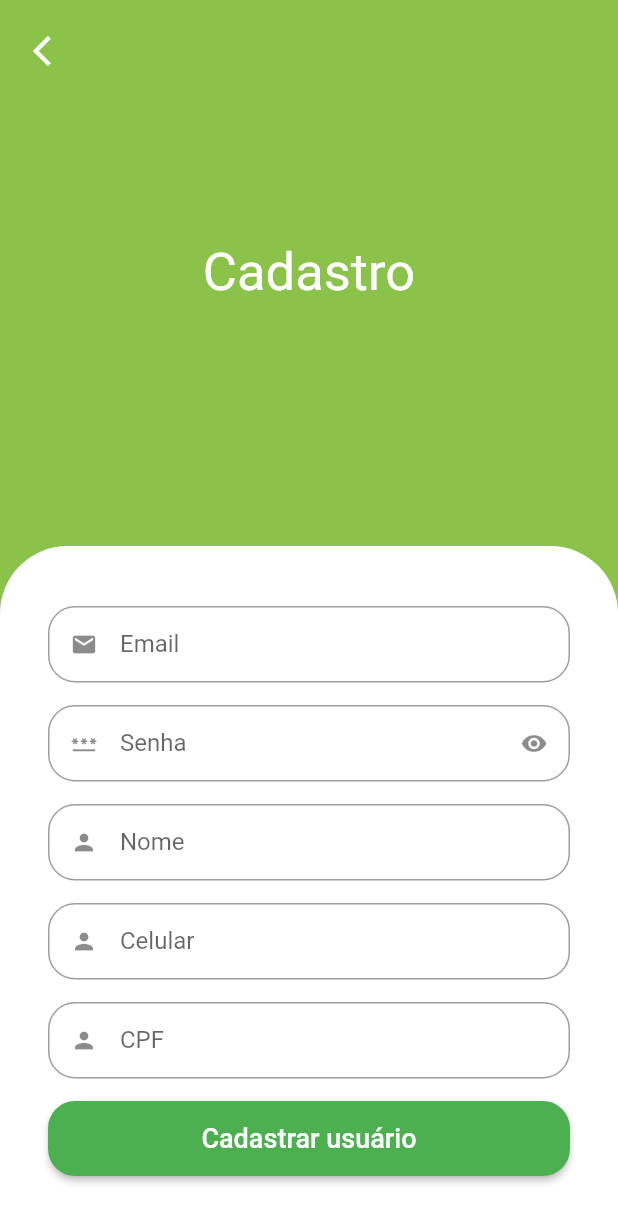
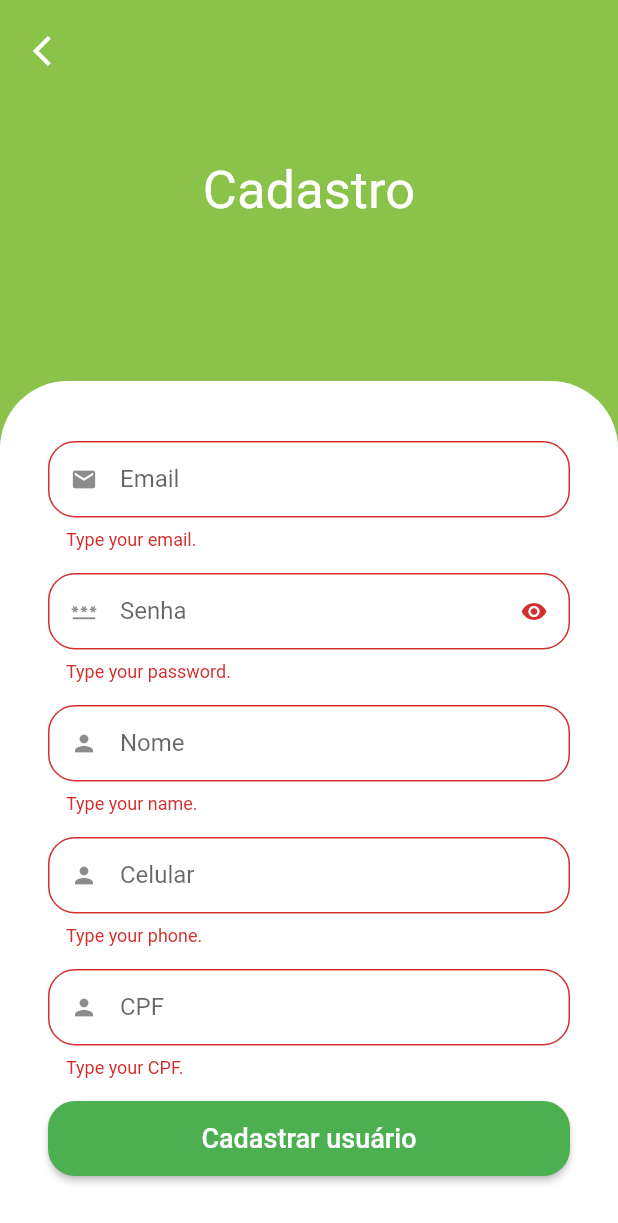
Before and after one commit to WevertonCouto/GreenGrocer-App, a Flutter app: the SignUpScreen screen opened by its route, after a tap on "Cadastrar usuário", on a phone screen of 412 x 824 dp. Shown: the top 1223 px of the screen. Run offline on Flutter 3.47's test engine with Material 2 defaults, Android fonts, the phone set to English and light mode, and no system bars; our stand-ins replace animated_text_kit, badges, dio, flutter_secure_storage, fluttertoast, freezed_annotation and 4 more; missing offline and left inert: add_to_cart_animation; accounts and stored records are empty.

Commit message:
add sign_up handler

```diff
--- a/lib/src/pages/auth/repository/auth_errors.dart
+++ b/lib/src/pages/auth/repository/auth_errors.dart
@@ -4,6 +4,12 @@ String authErrorsString(String? code) {
       return 'Email e/ou senha inválidos';
     case 'Invalid session token':
       return 'Token inválido';
+    case 'INVALID_FULLNAME':
+      return 'Ocorreu um erro ao cadastrar o usuário: Nome inválido';
+    case 'INVALID_PHONE':
+      return 'Ocorreu um erro ao cadastrar o usuário: Celular inválido';
+    case 'INVALID_CPF':
+      return 'Ocorreu um erro ao cadastrar o usuário: Cpf inválido';
     default:
       return 'Um erro indefinido ocorreu';
   }
--- a/lib/src/pages/auth/view/sign_up_screen.dart
+++ b/lib/src/pages/auth/view/sign_up_screen.dart
@@ -1,7 +1,10 @@
 import 'package:flutter/material.dart';
+import 'package:get/get.dart';
+import 'package:green_grocer/src/pages/auth/controller/auth_controller.dart';
 import 'package:mask_text_input_formatter/mask_text_input_formatter.dart';
 
 import '../../../config/custom_colors.dart';
+import '../../../services/validators.dart';
 import '../../common_widgets/custom_text_field.dart';
 
 class SignUpScreen extends StatelessWidget {
@@ -12,6 +15,9 @@ class SignUpScreen extends StatelessWidget {
 
   final phoneFormatter = MaskTextInputFormatter(
       mask: '## # ####-####', filter: {'#': RegExp(r'[0-9]')});
+  final _formKey = GlobalKey<FormState>();
+
+  final authController = Get.find<AuthController>();
 
   @override
   Widget build(BuildContext context) {
@@ -43,44 +49,89 @@ class SignUpScreen extends StatelessWidget {
                         color: Colors.white,
                         borderRadius:
                             BorderRadius.vertical(top: Radius.circular(45))),
+                    child: Form(
+                      key: _formKey,
                       child: Column(
                         crossAxisAlignment: CrossAxisAlignment.stretch,
                         children: [
                           //Email text
-                        const CustomTextField(
-                            iconData: Icons.email, label: 'Email'),
+                          CustomTextField(
+                            iconData: Icons.email,
+                            label: 'Email',
+                            validator: emailValidator,
+                            keyboardType: TextInputType.emailAddress,
+                            onSaved: (value) {
+                              authController.userModel.email = value;
+                            },
+                          ),
                           //Password text
-                        const CustomTextField(
+                          CustomTextField(
                               iconData: Icons.password,
                               label: 'Senha',
-                            isSecret: true),
+                              validator: passwordValidator,
+                              isSecret: true,
+                              onSaved: (value) {
+                                authController.userModel.password = value;
+                              }),
                           //Name text
-                        const CustomTextField(
-                            iconData: Icons.person, label: 'Nome'),
+                          CustomTextField(
+                              iconData: Icons.person,
+                              label: 'Nome',
+                              validator: nameValidator,
+                              onSaved: (value) {
+                                authController.userModel.name = value;
+                              }),
                           //Phone text
                           CustomTextField(
                               iconData: Icons.person,
                               label: 'Celular',
                               inputFormatters: [phoneFormatter],
-                        ),
+                              keyboardType: TextInputType.phone,
+                              validator: phoneValidator,
+                              onSaved: (value) {
+                                authController.userModel.phone = value;
+                              }),
                           //CPF text
                           CustomTextField(
                               iconData: Icons.person,
                               label: 'CPF',
-                            inputFormatters: [cpfFormatter]),
+                              inputFormatters: [cpfFormatter],
+                              keyboardType: TextInputType.number,
+                              validator: cpfValidator,
+                              onSaved: (value) {
+                                authController.userModel.cpf = value;
+                              }),
                           SizedBox(
                             height: 50,
-                          child: ElevatedButton(
+                            child: GetX<AuthController>(
+                              initState: (_) {},
+                              builder: (_) {
+                                return ElevatedButton(
                                     style: ElevatedButton.styleFrom(
                                         shape: RoundedRectangleBorder(
-                                      borderRadius: BorderRadius.circular(18))),
-                              onPressed: () {},
-                              child: const Text(
+                                            borderRadius:
+                                                BorderRadius.circular(18))),
+                                    onPressed: authController.isLoading.value
+                                        ? null
+                                        : () {
+                                            FocusScope.of(context).unfocus();
+                                            if (_formKey.currentState!
+                                                .validate()) {
+                                              _formKey.currentState!.save();
+                                              authController.signUp();
+                                            }
+                                          },
+                                    child: authController.isLoading.value
+                                        ? const CircularProgressIndicator()
+                                        : const Text(
                                             'Cadastrar usuário',
                                             style: TextStyle(fontSize: 18),
-                              )),
+                                          ));
+                              },
+                            ),
                           )
                         ],
+                      ),
                     ),
                   )
                 ],
--- a/lib/src/pages/common_widgets/custom_text_field.dart
+++ b/lib/src/pages/common_widgets/custom_text_field.dart
@@ -10,6 +10,8 @@ class CustomTextField extends StatefulWidget {
   final bool readOnly;
   final String? Function(String?)? validator;
   final TextEditingController? controller;
+  final TextInputType? keyboardType;
+  final void Function(String?)? onSaved;
 
   const CustomTextField(
       {required this.iconData,
@@ -20,6 +22,8 @@ class CustomTextField extends StatefulWidget {
       this.readOnly = false,
       this.validator,
       this.controller,
+      this.keyboardType,
+      this.onSaved,
       super.key});
   @override
   State<CustomTextField> createState() => _CustomTextFieldState();
@@ -46,22 +50,30 @@ class _CustomTextFieldState extends State<CustomTextField> {
         inputFormatters: widget.inputFormatters,
         obscureText: isObscure,
         validator: widget.validator,
+        keyboardType: widget.keyboardType,
+        onSaved: widget.onSaved,
         decoration: InputDecoration(
           suffixIcon: widget.isSecret
               ? IconButton(
                   onPressed: () {
-                      setState(() {
+                    setState(
+                      () {
                         isObscure = !isObscure;
-                      });
+                      },
+                    );
                   },
                   icon: Icon(
-                        isObscure ? Icons.visibility : Icons.visibility_off))
+                    isObscure ? Icons.visibility : Icons.visibility_off,
+                  ),
+                )
               : null,
           prefixIcon: Icon(widget.iconData),
           labelText: widget.label,
           isDense: true,
-            border:
-                OutlineInputBorder(borderRadius: BorderRadius.circular(18))),
+          border: OutlineInputBorder(
+            borderRadius: BorderRadius.circular(18),
+          ),
+        ),
       ),
     );
   }
--- a/lib/src/pages/profile/profile_tab.dart
+++ b/lib/src/pages/profile/profile_tab.dart
@@ -1,6 +1,9 @@
 import 'package:flutter/material.dart';
+import 'package:get/get.dart';
 import 'package:green_grocer/src/config/app_data.dart';
 import 'package:green_grocer/src/pages/common_widgets/custom_text_field.dart';
+
+import '../auth/controller/auth_controller.dart';
 
 class ProfileTab extends StatefulWidget {
   const ProfileTab({super.key});
@@ -10,6 +13,8 @@ class ProfileTab extends StatefulWidget {
 }
 
 class _ProfileTabState extends State<ProfileTab> {
+  final authController = Get.find<AuthController>();
+
   @override
   Widget build(BuildContext context) {
     return Scaffold(
@@ -17,7 +22,9 @@ class _ProfileTabState extends State<ProfileTab> {
         title: const Text('Perfil do usuário'),
         actions: [
           IconButton(
-              onPressed: () {},
+              onPressed: () {
+                authController.signOut();
+              },
               icon: const Icon(
                 Icons.logout_outlined,
                 color: Colors.white,
@@ -32,7 +39,7 @@ class _ProfileTabState extends State<ProfileTab> {
           CustomTextField(
             iconData: Icons.email,
             label: 'Email',
-            initialText: userModel.email,
+            initialText: authController.userModel.email,
             readOnly: true,
           ),
 
@@ -40,7 +47,7 @@ class _ProfileTabState extends State<ProfileTab> {
           CustomTextField(
             iconData: Icons.person,
             label: 'Nome',
-            initialText: userModel.name,
+            initialText: authController.userModel.name,
             readOnly: true,
           ),
 
@@ -48,7 +55,7 @@ class _ProfileTabState extends State<ProfileTab> {
           CustomTextField(
             iconData: Icons.phone,
             label: 'Celular',
-            initialText: userModel.phone,
+            initialText: authController.userModel.phone,
             readOnly: true,
           ),
 
@@ -57,7 +64,7 @@ class _ProfileTabState extends State<ProfileTab> {
             iconData: Icons.file_copy,
             label: 'CPF',
             isSecret: true,
-            initialText: userModel.cpf,
+            initialText: authController.userModel.cpf,
             readOnly: true,
           ),
 
--- a/lib/src/pages/splash/splash_screen.dart
+++ b/lib/src/pages/splash/splash_screen.dart
@@ -1,8 +1,5 @@
 import 'package:flutter/material.dart';
-import 'package:get/get.dart';
 import 'package:green_grocer/src/config/custom_colors.dart';
-
-import '../../pages_route/app_pages.dart';
 import '../common_widgets/app_name_widget.dart';
 
 class SplashScreen extends StatefulWidget {
--- /dev/null
+++ b/lib/src/services/validators.dart
@@ -0,0 +1,49 @@
+import 'package:get/get.dart';
+
+String? emailValidator(String? email) {
+  if (email == null || email.isEmpty) {
+    return 'Type your email.';
+  }
+  if (!email.isEmail) return 'Invalid email.';
+  return null;
+}
+
+String? passwordValidator(String? password) {
+  if (password == null || password.isEmpty) {
+    return 'Type your password.';
+  }
+  if (password.length < 7) return 'Invalid password.';
+  return null;
+}
+
+String? nameValidator(String? name) {
+  if (name == null || name.isEmpty) {
+    return 'Type your name.';
+  }
+
+  if (name.split(' ').length < 2) {
+    return 'Type your fullname.';
+  }
+
+  return null;
+}
+
+String? phoneValidator(String? phone) {
+  if (phone == null || phone.isEmpty) {
+    return 'Type your phone.';
+  }
+
+  if (!phone.isPhoneNumber || phone.length < 14) return 'Invalid phone.';
+
+  return null;
+}
+
+String? cpfValidator(String? cpf) {
+  if (cpf == null || cpf.isEmpty) {
+    return 'Type your CPF.';
+  }
+
+  if (!cpf.isCpf) return 'Invalid CPF.';
+
+  return null;
+}
```
Also changed, not shown: lib/src/pages/auth/controller/auth_controller.dart (+20 -0 lines), lib/src/pages/auth/repository/auth_repository.dart (+28 -14 lines), lib/src/pages/auth/view/sign_in_screen.dart (+3 -14 lines). Lines whose indentation alone changed are shown as unchanged.
